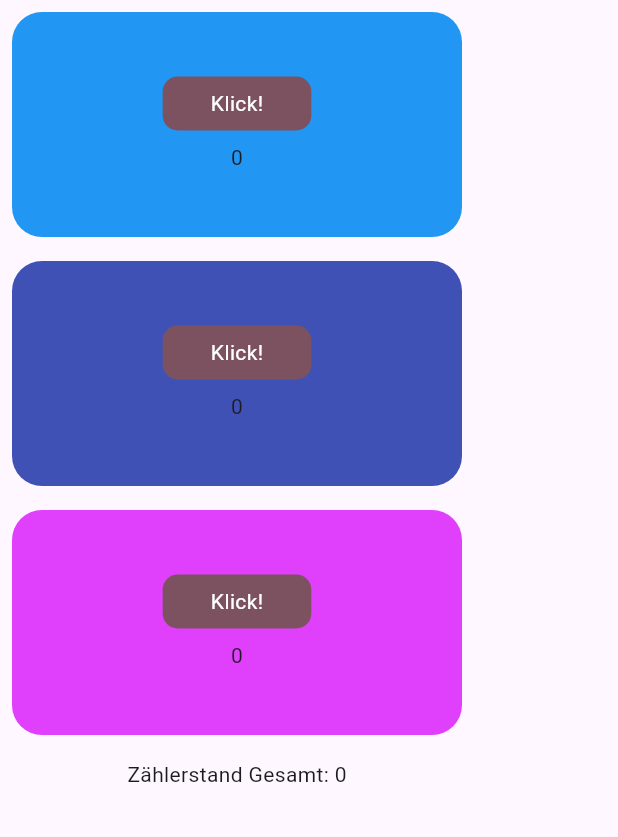
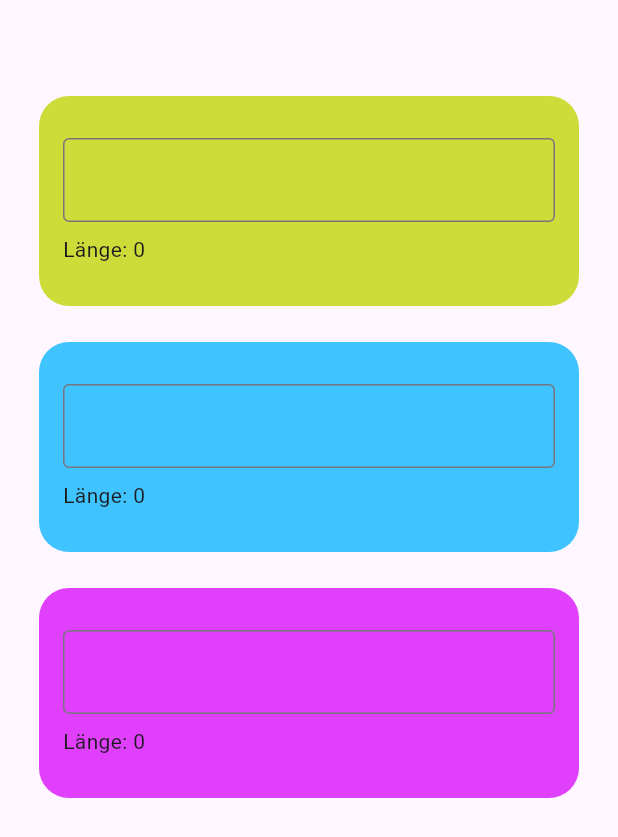
Before and after one commit to b0esche/callback_functions, a Flutter app: the screen it shows after launch, on a phone screen of 412 x 824 dp. Shown: the top 837 px of the screen. Run offline on Flutter 3.47's test engine with Material 3 defaults, Android fonts, the phone set to English and light mode, and no system bars.

Commit message:
tasksheet_5.1.6

```diff
--- a/lib/counter_box.dart
+++ b/lib/counter_box.dart
@@ -1,48 +1,54 @@
-import 'package:callback_functions/custom_button.dart';
 import 'package:flutter/material.dart';
 
 class CounterBox extends StatefulWidget {
   final Color color;
-  final void Function(int c) onChanged;
+  final void Function(String text) onChanged;
 
-  const CounterBox({super.key, required this.color, required this.onChanged});
+  const CounterBox({
+    super.key,
+    required this.color,
+    required this.onChanged,
+  });
 
   @override
   State<CounterBox> createState() => _CounterBoxState();
 }
 
 class _CounterBoxState extends State<CounterBox> {
-  // State
   int _count = 0;
-
-  void _increment() {
-    setState(() {
-      _count++;
-    });
-    widget.onChanged(_count);
-  }
+  final TextEditingController _inputController = TextEditingController();
 
   @override
   Widget build(BuildContext context) {
-    return Container(
-      height: 150,
-      width: 300,
+    return Center(
+      child: Container(
+        height: 140,
+        width: 360,
         decoration: BoxDecoration(
           color: widget.color,
-        borderRadius: BorderRadius.all(Radius.circular(20)),
+          borderRadius: const BorderRadius.all(Radius.circular(20)),
         ),
+        child: Padding(
+          padding: const EdgeInsets.all(16.0),
           child: Column(
-        spacing: 8,
+            crossAxisAlignment: CrossAxisAlignment.start,
             mainAxisAlignment: MainAxisAlignment.center,
             children: [
-          CustomButton(
-            onPressed: () {
-              _increment();
+              TextFormField(
+                controller: _inputController,
+                onChanged: (value) {
+                  setState(() {
+                    _count = value.length;
+                  });
+                  widget.onChanged(value);
                 },
-            text: "Klick!",
+                decoration: const InputDecoration(border: OutlineInputBorder()),
               ),
-          Text("$_count"),
+              const SizedBox(height: 8),
+              Text("Länge: $_count"),
             ],
+          ),
+        ),
       ),
     );
   }
--- a/lib/main_screen.dart
+++ b/lib/main_screen.dart
@@ -1,5 +1,5 @@
-import 'package:callback_functions/counter_box.dart';
 import 'package:flutter/material.dart';
+import 'counter_box.dart';
 
 class MainScreen extends StatefulWidget {
   const MainScreen({super.key});
@@ -9,42 +9,27 @@ class MainScreen extends StatefulWidget {
 }
 
 class _MainScreenState extends State<MainScreen> {
-  // State
-  int _totalCount = 0;
-
   @override
   Widget build(BuildContext context) {
     return Scaffold(
       body: Padding(
         padding: const EdgeInsets.all(8.0),
         child: Column(
-          spacing: 16,
+          spacing: 24,
           children: [
+            const SizedBox(height: 32),
             CounterBox(
-              color: Colors.blue,
-              onChanged: (c) {
-                setState(() {
-                  _totalCount++;
-                });
-              },
+              color: Colors.lime,
+              onChanged: (text) => debugPrint("Box 1 Text: $text"),
             ),
             CounterBox(
-              color: Colors.indigo,
-              onChanged: (c) {
-                setState(() {
-                  _totalCount++;
-                });
-              },
+              color: Colors.lightBlueAccent,
+              onChanged: (text) => debugPrint("Box 2 Text: $text"),
             ),
             CounterBox(
               color: Colors.purpleAccent,
-              onChanged: (c) {
-                setState(() {
-                  _totalCount++;
-                });
-              },
+              onChanged: (text) => debugPrint("Box 3 Text: $text"),
             ),
-            Text("Zählerstand Gesamt: $_totalCount"),
           ],
         ),
       ),
```
Lines whose indentation alone changed are shown as unchanged.
